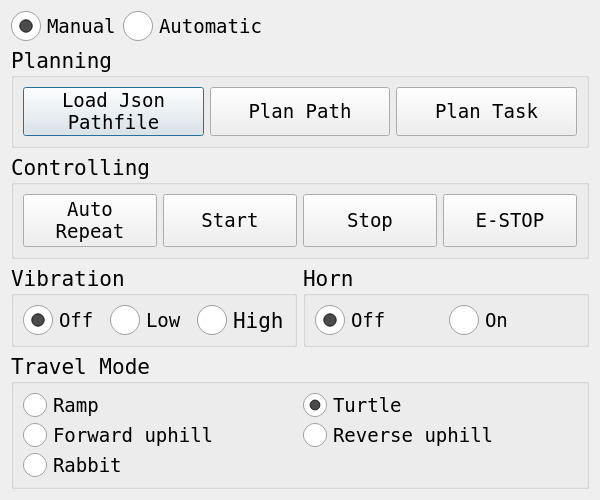
Above: roller_control/localui.ui from sragin/roller_control before the change. Below: the same form after it.
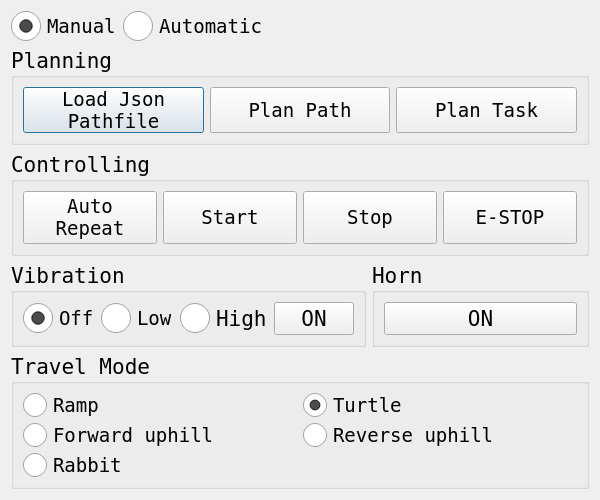
That is the form after the change.

```diff
--- a/roller_control/localui.ui
+++ b/roller_control/localui.ui
@@ -357,6 +357,13 @@
           </property>
          </widget>
         </item>
+        <item>
+         <widget class="QPushButton" name="pushButtonVibrationON">
+          <property name="text">
+           <string>ON</string>
+          </property>
+         </widget>
+        </item>
        </layout>
       </widget>
      </item>
@@ -373,45 +380,9 @@
        </property>
        <layout class="QHBoxLayout" name="horizontalLayout_8">
         <item>
-         <widget class="QRadioButton" name="radioButtonHornOff">
-          <property name="font">
-           <font>
-            <family>DejaVu Sans Mono</family>
-            <pointsize>14</pointsize>
-           </font>
-          </property>
-          <property name="styleSheet">
-           <string notr="true">QRadioButton::indicator
-{
-	width : 30px;
-	height : 30px;
-}</string>
-          </property>
+         <widget class="QPushButton" name="pushButtonHornOn">
           <property name="text">
-           <string>Off</string>
-          </property>
-          <property name="checked">
-           <bool>true</bool>
-          </property>
-         </widget>
-        </item>
-        <item>
-         <widget class="QRadioButton" name="radioButtonHornOn">
-          <property name="font">
-           <font>
-            <family>DejaVu Sans Mono</family>
-            <pointsize>14</pointsize>
-           </font>
-          </property>
-          <property name="styleSheet">
-           <string notr="true">QRadioButton::indicator
-{
-	width : 30px;
-	height : 30px;
-}</string>
-          </property>
-          <property name="text">
-           <string>On</string>
+           <string>ON</string>
           </property>
          </widget>
         </item>
```
